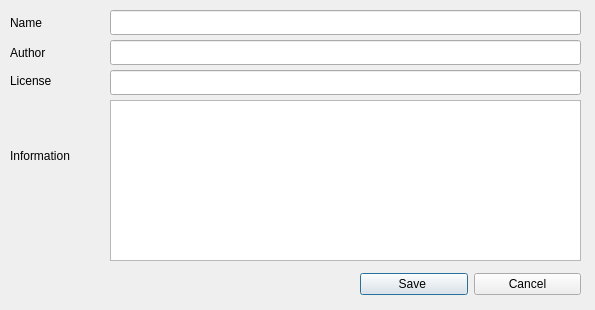
Qt form gui/src/SoundLibrary/SoundLibraryPropertiesDialog_UI.ui (hydrogen-music/hydrogen) before a commit.
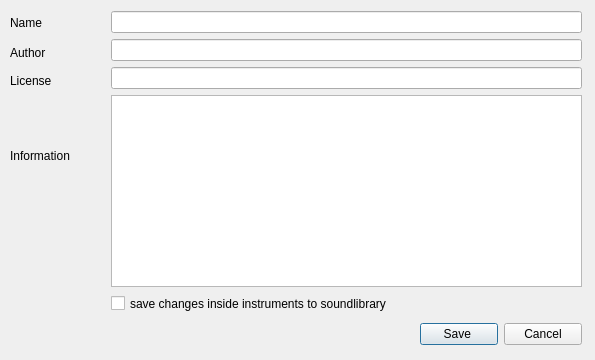
The same form after that commit.

Commit message: correct a logical error into soundlibrary properties dialog

What changed in the file:
```diff
--- a/gui/src/SoundLibrary/SoundLibraryPropertiesDialog_UI.ui
+++ b/gui/src/SoundLibrary/SoundLibraryPropertiesDialog_UI.ui
@@ -6,7 +6,7 @@
     <x>0</x>
     <y>0</y>
     <width>595</width>
-    <height>310</height>
+    <height>360</height>
    </rect>
   </property>
   <property name="windowTitle" >
@@ -69,10 +69,10 @@
   <widget class="QLineEdit" name="authorTxt" >
    <property name="geometry" >
     <rect>
-     <x>110</x>
-     <y>40</y>
+     <x>111</x>
+     <y>39</y>
      <width>471</width>
-     <height>25</height>
+     <height>22</height>
     </rect>
    </property>
    <property name="sizePolicy" >
@@ -91,10 +91,10 @@
   <widget class="QLineEdit" name="nameTxt" >
    <property name="geometry" >
     <rect>
-     <x>110</x>
-     <y>10</y>
+     <x>111</x>
+     <y>11</y>
      <width>471</width>
-     <height>25</height>
+     <height>22</height>
     </rect>
    </property>
    <property name="sizePolicy" >
@@ -113,10 +113,10 @@
   <widget class="QTextEdit" name="infoTxt" >
    <property name="geometry" >
     <rect>
-     <x>110</x>
-     <y>100</y>
+     <x>111</x>
+     <y>95</y>
      <width>471</width>
-     <height>161</height>
+     <height>192</height>
     </rect>
    </property>
    <property name="acceptRichText" >
@@ -142,10 +142,10 @@
   <widget class="QLineEdit" name="licenseTxt" >
    <property name="geometry" >
     <rect>
-     <x>110</x>
-     <y>70</y>
+     <x>111</x>
+     <y>67</y>
      <width>471</width>
-     <height>25</height>
+     <height>22</height>
     </rect>
    </property>
    <property name="sizePolicy" >
@@ -164,9 +164,9 @@
   <widget class="QWidget" name="layoutWidget" >
    <property name="geometry" >
     <rect>
-     <x>360</x>
-     <y>270</y>
-     <width>221</width>
+     <x>420</x>
+     <y>320</y>
+     <width>162</width>
      <height>28</height>
     </rect>
    </property>
@@ -187,6 +187,19 @@
     </item>
    </layout>
   </widget>
+  <widget class="QCheckBox" name="saveChanges_checkBox" >
+   <property name="geometry" >
+    <rect>
+     <x>111</x>
+     <y>293</y>
+     <width>469</width>
+     <height>21</height>
+    </rect>
+   </property>
+   <property name="text" >
+    <string>save changes inside instruments to soundlibrary </string>
+   </property>
+  </widget>
  </widget>
  <resources/>
  <connections>
```
The commit also changes 1 other file.
